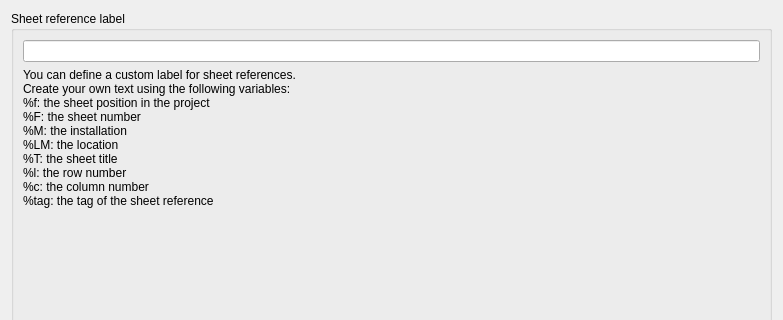
This is sources/ui/reportpropertiewidget.ui in itaueira/qelectrotech-source as Qt 5 draws it before an edit; both pictures show x 0 to 783 and y 0 to 320 of the 783 by 1175 pixel window. The edited form follows.
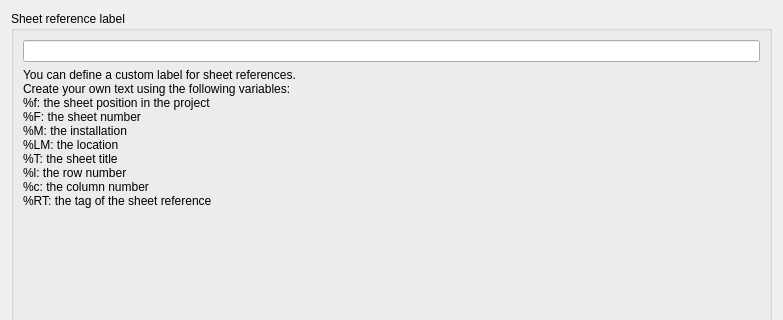
This is the edited form.

Diff of the .ui file:
```diff
--- a/sources/ui/reportpropertiewidget.ui
+++ b/sources/ui/reportpropertiewidget.ui
@@ -41,7 +41,7 @@
 %T: the sheet title
 %l: the row number
 %c: the column number
-%tag: the tag of the sheet reference</string>
+%RT: the tag of the sheet reference</string>
           </property>
           <property name="scaledContents">
            <bool>false</bool>
```
